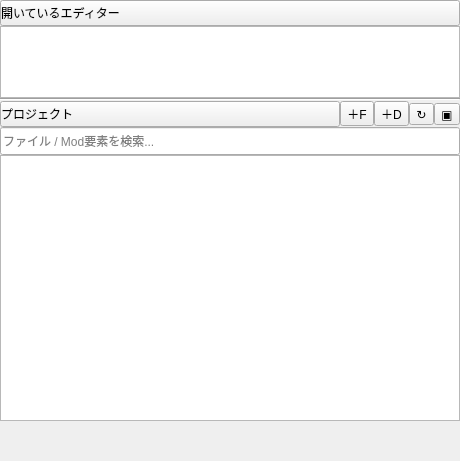
Qt form ui/docks/project_tree_dock.ui (Ikumyon/PDX-Mod-Studio) before a commit.
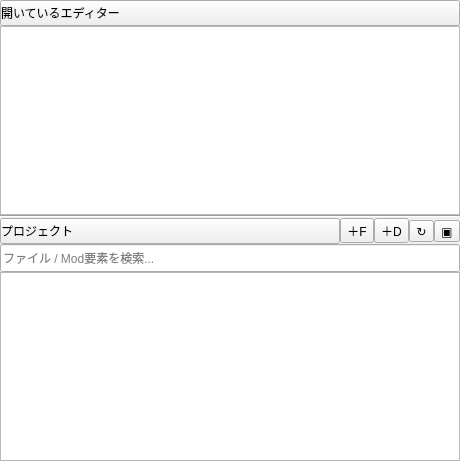
The same form after that commit. The open tabs and pages were chosen to show the change.

Commit message: Set local project baseline

```diff
--- a/ui/docks/project_tree_dock.ui
+++ b/ui/docks/project_tree_dock.ui
@@ -13,7 +13,7 @@
   <property name="minimumSize">
    <size>
     <width>158</width>
-    <height>10</height>
+    <height>182</height>
    </size>
   </property>
   <property name="styleSheet">
@@ -96,12 +96,15 @@
       <property name="maximumSize">
        <size>
         <width>16777215</width>
-        <height>72</height>
+        <height>16777215</height>
        </size>
       </property>
       <property name="focusPolicy">
        <enum>Qt::FocusPolicy::NoFocus</enum>
       </property>
+      <property name="horizontalScrollBarPolicy">
+       <enum>Qt::ScrollBarPolicy::ScrollBarAlwaysOff</enum>
+      </property>
      </widget>
     </item>
     <item>
@@ -342,19 +345,6 @@
           </column>
          </widget>
         </item>
-        <item>
-         <spacer name="FollderSpacer">
-          <property name="orientation">
-           <enum>Qt::Orientation::Vertical</enum>
-          </property>
-          <property name="sizeHint" stdset="0">
-           <size>
-            <width>20</width>
-            <height>40</height>
-           </size>
-          </property>
-         </spacer>
-        </item>
        </layout>
       </widget>
      </widget>
```
The commit also changes 22 other files.
